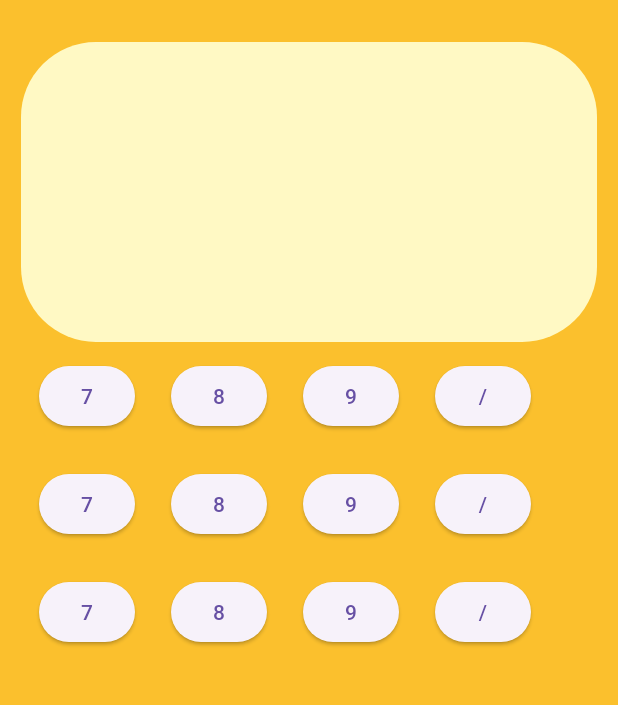
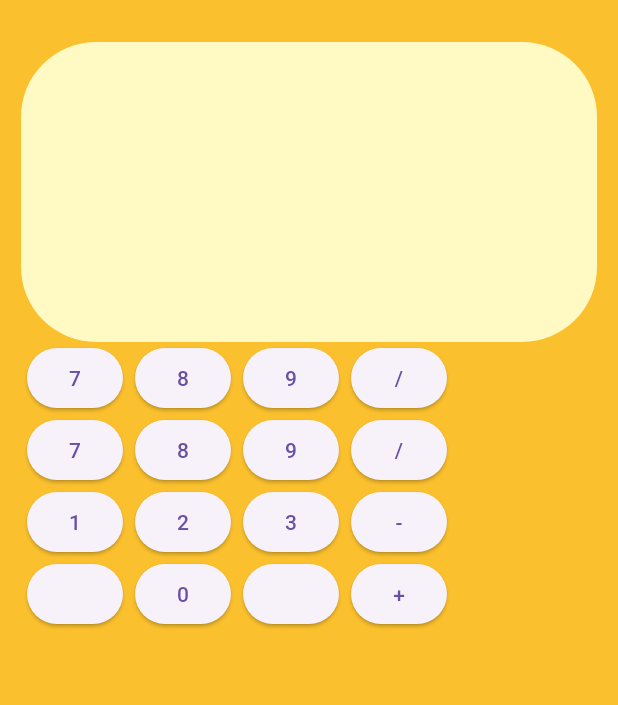
Before and after one commit to Shining-king/sciCalc, a Flutter app: the screen it shows after launch, on a phone screen of 412 x 824 dp, the part 63-768 px from its top. Run offline on Flutter 3.47's test engine with Material 3 defaults, Android fonts, the phone set to English and light mode, and no system bars.

Commit message:
clac screen

```diff
--- a/scicalc/lib/main.dart
+++ b/scicalc/lib/main.dart
@@ -10,6 +10,6 @@ class MyApp extends StatelessWidget {
 
   @override
   Widget build(BuildContext context) {
-    return MaterialApp(debugShowCheckedModeBanner: false, home: calcScreen());
+    return MaterialApp(debugShowCheckedModeBanner: false, home: CalcScreen());
   }
 }
--- a/scicalc/lib/screens/calc_screen.dart
+++ b/scicalc/lib/screens/calc_screen.dart
@@ -1,16 +1,16 @@
 import 'package:flutter/material.dart';
 
-class calcScreen extends StatefulWidget {
-  const calcScreen({Key? key}) : super(key: key);
+class CalcScreen extends StatefulWidget {
+  const CalcScreen({Key? key}) : super(key: key);
 
   @override
-  State<calcScreen> createState() => _calcScreenState();
+  State<CalcScreen> createState() => _CalcScreenState();
 }
 
-class _calcScreenState extends State<calcScreen> {
+class _CalcScreenState extends State<CalcScreen> {
   Widget _button(String text, VoidCallback onPressed) {
     return Padding(
-      padding: const EdgeInsets.all(12.0),
+      padding: const EdgeInsets.symmetric(horizontal: 4.0),
       child: Expanded(
         child: ElevatedButton(onPressed: onPressed, child: Text(text)),
       ),
@@ -59,10 +59,18 @@ class _calcScreenState extends State<calcScreen> {
                     ),
                     Row(
                       children: [
-                        _button('7', () {}),
-                        _button('8', () {}),
-                        _button('9', () {}),
-                        _button('/', () {}),
+                        _button('1', () {}),
+                        _button('2', () {}),
+                        _button('3', () {}),
+                        _button('-', () {}),
+                      ],
+                    ),
+                    Row(
+                      children: [
+                        _button('', () {}),
+                        _button('0', () {}),
+                        _button('', () {}),
+                        _button('+', () {}),
                       ],
                     ),
                   ],
--- a/scicalc/pubspec.yaml
+++ b/scicalc/pubspec.yaml
@@ -2,7 +2,7 @@ name: scicalc
 description: "A new Flutter project."
 # The following line prevents the package from being accidentally published to
 # pub.dev using `flutter pub publish`. This is preferred for private packages.
-publish_to: 'none' # Remove this line if you wish to publish to pub.dev
+publish_to: "none" # Remove this line if you wish to publish to pub.dev
 
 # The following defines the version and build number for your application.
 # A version number is three numbers separated by dots, like 1.2.43
@@ -51,7 +51,6 @@ dev_dependencies:
 
 # The following section is specific to Flutter packages.
 flutter:
-
   # The following line ensures that the Material Icons font is
   # included with your application, so that you can use the icons in
   # the material Icons class.
```
Also changed, not shown: scicalc/pubspec.lock, 13 other files.
